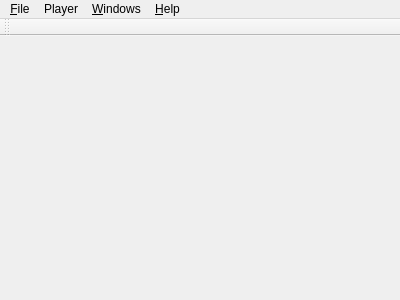
Before: the Qt Designer form src/mainwindow.ui in thetazzbot/karaokeplayer, drawn with Qt 5.
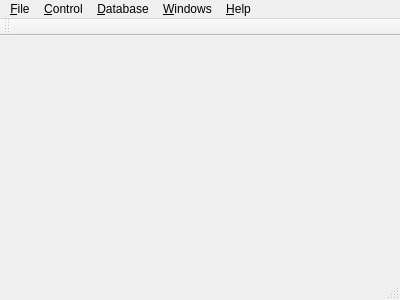
After: the same form once the commit is applied.

Commit message: Implementation of karaoke database scanner completed.

Patch:
```diff
--- a/src/mainwindow.ui
+++ b/src/mainwindow.ui
@@ -20,7 +20,7 @@
      <x>0</x>
      <y>0</y>
      <width>400</width>
-     <height>20</height>
+     <height>27</height>
     </rect>
    </property>
    <widget class="QMenu" name="menu_File">
@@ -47,7 +47,7 @@
    </widget>
    <widget class="QMenu" name="menuPlayer">
     <property name="title">
-     <string>Player</string>
+     <string>&amp;Control</string>
     </property>
     <addaction name="actionStart_playing"/>
     <addaction name="actionPause"/>
@@ -56,8 +56,17 @@
     <addaction name="actionNext_song_in_queue"/>
     <addaction name="actionPrevious_song_in_queue"/>
    </widget>
+   <widget class="QMenu" name="menuDatabase">
+    <property name="title">
+     <string>&amp;Database</string>
+    </property>
+    <addaction name="actionUpdate_the_database"/>
+    <addaction name="separator"/>
+    <addaction name="actionErase_and_rescan_the_database"/>
+   </widget>
    <addaction name="menu_File"/>
    <addaction name="menuPlayer"/>
+   <addaction name="menuDatabase"/>
    <addaction name="menuWindows"/>
    <addaction name="menu_Help"/>
   </widget>
@@ -69,6 +78,7 @@
     <bool>false</bool>
    </attribute>
   </widget>
+  <widget class="QStatusBar" name="statusbar"/>
   <action name="actionPlay_file">
    <property name="text">
     <string>Play file...</string>
```
Left out of the diff: 24 changed lines with no effect on the pictures. The commit also changes 14 other files.
